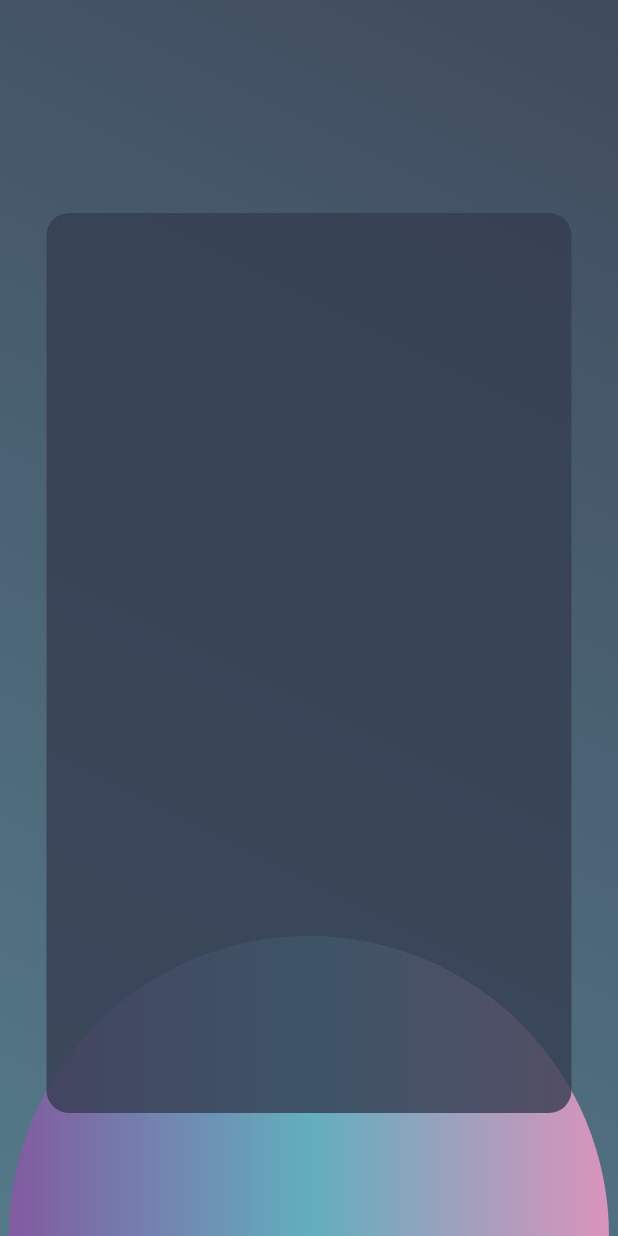
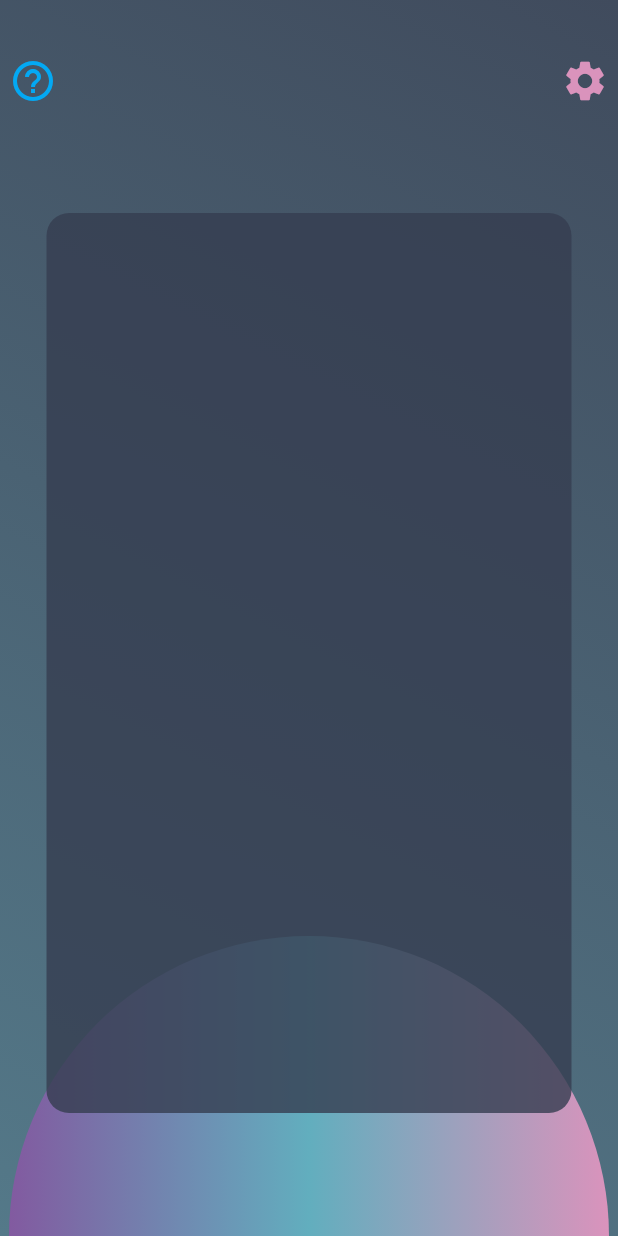
Before and after one commit to tahamousavi8/wordle, a Flutter app: the screen it shows after launch, on a phone screen of 412 x 824 dp. Run offline on Flutter 3.47's test engine with Material 3 defaults, Android fonts, the phone set to English and light mode, and no system bars.

Commit message:
icons added

```diff
--- a/lib/pages/HomePage.dart
+++ b/lib/pages/HomePage.dart
@@ -1,4 +1,5 @@
 import 'package:flutter/material.dart';
+import 'package:wordle/components/my_icon.dart';
 
 class HomePage extends StatelessWidget {
   const HomePage({super.key});
@@ -10,14 +11,31 @@ class HomePage extends StatelessWidget {
       children: [
         Positioned.fill(
           child: Container(
-              decoration: BoxDecoration(
-                gradient: const LinearGradient(
+            decoration: const BoxDecoration(
+              gradient: LinearGradient(
                   begin: Alignment.topRight,
                   end: Alignment.bottomLeft,
                   colors: [
                     Color.fromRGBO(64, 75, 93, 1),
                     Color.fromRGBO(84, 121, 137, 1),
                   ]),
+            ),
+            child: const Padding(
+              padding: EdgeInsets.only(top: 32),
+              child: Row(
+                mainAxisAlignment: MainAxisAlignment.spaceBetween,
+                children: [
+                  MyIcon(
+                    myIcon: Icons.help_outline_outlined,
+                    myColor: Colors.lightBlue,
+                  ),
+                  MyIcon(
+                    myIcon: Icons.settings,
+                    myColor: Color.fromRGBO(218, 147, 188, 1),
+                  ),
+                ],
+                crossAxisAlignment: CrossAxisAlignment.start,
+              ),
             ),
           ),
         ),
@@ -39,19 +57,16 @@ class HomePage extends StatelessWidget {
                         begin: Alignment.bottomRight,
                         end: Alignment.bottomLeft,
                         colors: [
-
                           Color.fromRGBO(218, 147, 188, 1),
                           Color.fromRGBO(98, 174, 190, 1),
                           Color.fromRGBO(130, 90, 160, 1),
-                    ]
-                    ),
+                        ]),
                     color: Colors.black,
                     borderRadius: BorderRadius.circular(200),
                   ),
                 ),
               ),
-            )
-          ),
+            )),
         Positioned.fill(
             bottom: -60,
             child: Align(
@@ -61,13 +76,10 @@ class HomePage extends StatelessWidget {
                 height: 600,
                 decoration: BoxDecoration(
                     color: Color.fromRGBO(53, 61, 80, 0.8),
-                  borderRadius: BorderRadius.circular(15)
+                    borderRadius: BorderRadius.circular(15)),
               ),
-              ),
-            )
-          )
+            ))
       ],
-      )
-    );
+    ));
   }
 }
```
Lines whose indentation alone changed are shown as unchanged.
